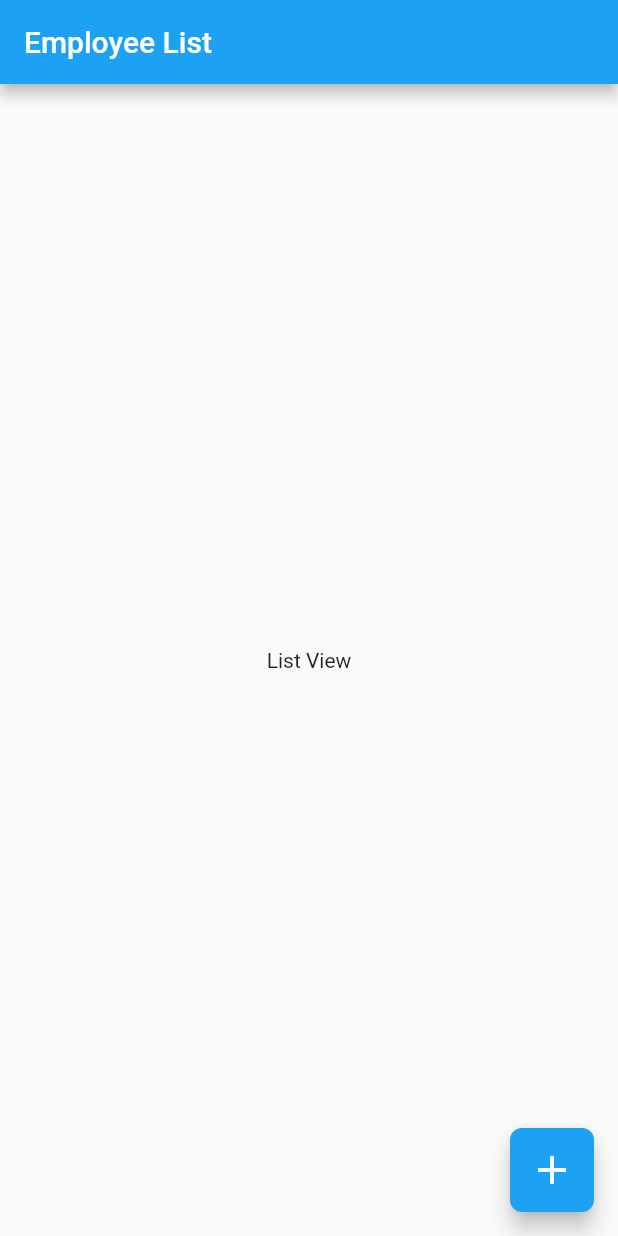
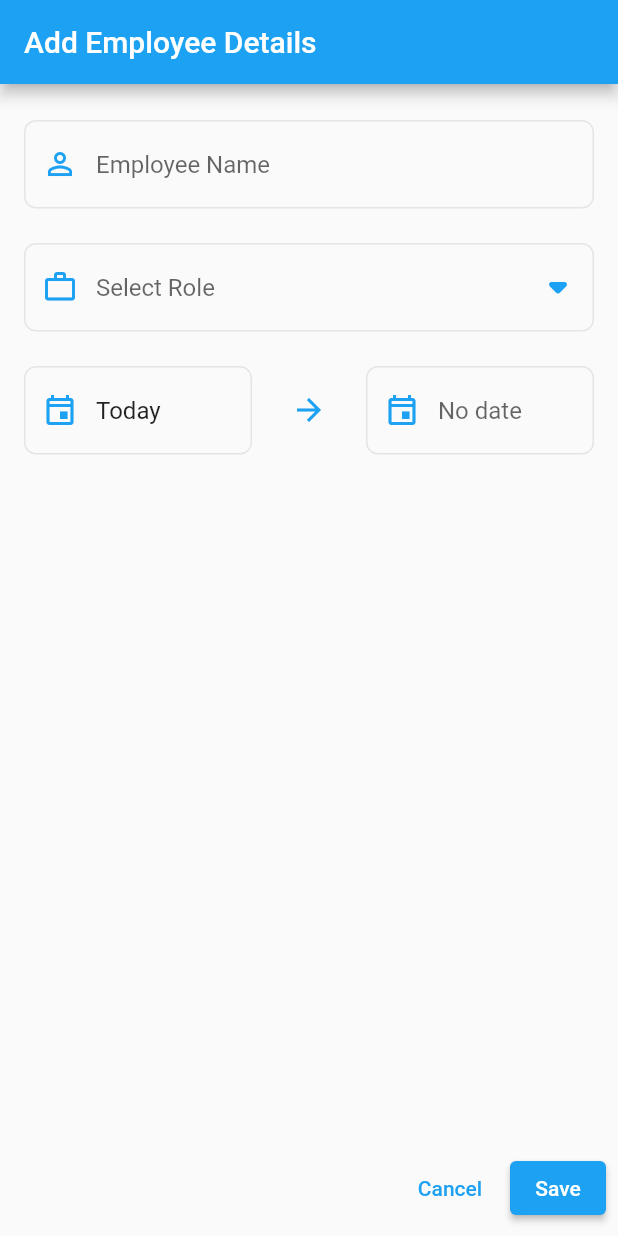
Before and after one commit to vaishak343/employee_tracker, a Flutter app: the screen it shows after launch, after a tap on the "add" icon, on a phone screen of 412 x 824 dp. Run offline on Flutter 3.47's test engine with Material 2 defaults, Android fonts, the phone set to English and light mode, and no system bars; our stand-ins replace bloc, calendar_date_picker2, equatable, go_router.

Commit message:
ui setup

```diff
--- a/lib/main.dart
+++ b/lib/main.dart
@@ -36,7 +36,10 @@ class _RootWidgetState extends State<RootWidget> {
   Widget build(BuildContext context) {
     return MaterialApp.router(
       theme: ThemeData(
-        useMaterial3: false,
+        snackBarTheme: const SnackBarThemeData(
+          backgroundColor: Color(0xff323238),
+          actionTextColor: Color(0xff1DA1F2),
+        ),
         colorScheme: const ColorScheme(
           brightness: Brightness.light,
           primary: Color(0xff1DA1F2),
@@ -48,7 +51,9 @@ class _RootWidgetState extends State<RootWidget> {
           background: Color(0xffF2F2F2),
           onBackground: Color(0xff1DA1F2),
           surface: Colors.white,
-          onSurface: Colors.white,
+          onSurface: Colors.black,
+          primaryContainer: Color(0xffEDF8FF),
+          onPrimaryContainer: Color(0xff1DA1F2),
         ),
       ),
       routerConfig: _router,
--- /dev/null
+++ b/lib/utils/constants.dart
@@ -0,0 +1,18 @@
+class Constants {
+  // String Constants
+  static const String empListViewTitle = "Employee List";
+  static const String currEmps = "Current employees";
+  static const String prevEmps = "Previous employees";
+  static const String swipDelete = "Swipe left to delete";
+  static const String empDeleted = "Employee data has been deleted";
+  static const String undo = "Undo";
+  static const String empListPageTitle = "Employee List";
+  static const String addEmpDtlsPageTitle = "Add Employee Details";
+  static const String editEmpDtlsPageTitle = "Edit Employee Details";
+  static const String cancelBtn = "Cancel";
+  static const String saveBtn = "Save";
+}
+
+enum EmployeeFormType { add, edit }
+
+enum ActionBtnType { cancel, save }
--- /dev/null
+++ b/lib/utils/utils.dart
@@ -0,0 +1 @@
+export 'constants.dart';
--- a/lib/views/add_employee/add_employee_view.dart
+++ b/lib/views/add_employee/add_employee_view.dart
@@ -1,14 +1,16 @@
 import 'package:flutter/material.dart';
+import 'package:realtime_inov/utils/utils.dart';
+
+import '../../widgets/widgets.dart';
 
 class AddEmployeeView extends StatelessWidget {
   const AddEmployeeView({super.key});
 
   @override
   Widget build(BuildContext context) {
-    return Scaffold(
-      body: Center(
-        child: Text("Add View"),
-      ),
+    return const EmployeeDetailsWidget(
+      formType: EmployeeFormType.add,
+      pageTitle: Constants.addEmpDtlsPageTitle,
     );
   }
 }
--- /dev/null
+++ b/lib/views/employee_list/dismissible_widget.dart
@@ -0,0 +1,71 @@
+part of 'employee_list_view.dart';
+
+class DismissibleWidget extends StatelessWidget {
+  const DismissibleWidget(
+      {super.key, required this.index, required this.onTap});
+
+  final int index;
+  final VoidCallback onTap;
+
+  @override
+  Widget build(BuildContext context) {
+    return Dismissible(
+      key: UniqueKey(),
+      onDismissed: (direction) {
+        if (direction == DismissDirection.endToStart) {}
+      },
+      confirmDismiss: (direction) async {
+        if (direction == DismissDirection.endToStart) {
+          ScaffoldMessenger.of(context).showSnackBar(
+            SnackBar(
+              content: const Text(Constants.empDeleted),
+              action: SnackBarAction(label: Constants.undo, onPressed: () {}),
+            ),
+          );
+          return true;
+        }
+        return false;
+      },
+      direction: DismissDirection.endToStart,
+      background: Container(
+        color: Theme.of(context).colorScheme.error,
+        padding: const EdgeInsets.symmetric(horizontal: 16),
+        child: Row(
+          mainAxisAlignment: MainAxisAlignment.end,
+          crossAxisAlignment: CrossAxisAlignment.center,
+          children: [
+            Icon(
+              Icons.delete_outline,
+              color: Theme.of(context).colorScheme.onError,
+            )
+          ],
+        ),
+      ),
+      child: InkWell(
+        onTap: onTap,
+        child: Card(
+          margin: const EdgeInsets.symmetric(horizontal: 0),
+          elevation: 0,
+          child: ListTile(
+            title: Text(
+              "Employee Number $index",
+              maxLines: 1,
+            ),
+            subtitle: Column(
+              crossAxisAlignment: CrossAxisAlignment.start,
+              mainAxisAlignment: MainAxisAlignment.start,
+              children: const [
+                Text("Full-Stack Developer", maxLines: 1),
+                SizedBox(
+                  height: 4,
+                ),
+                Text("Date", maxLines: 1),
+              ],
+            ),
+            isThreeLine: true,
+          ),
+        ),
+      ),
+    );
+  }
+}
--- a/lib/views/employee_list/employee_list_view.dart
+++ b/lib/views/employee_list/employee_list_view.dart
@@ -1,24 +1,90 @@
 import 'package:flutter/material.dart';
+import 'package:go_router/go_router.dart';
 
-class EmployeeListView extends StatelessWidget {
+import '../../utils/utils.dart';
+
+part 'dismissible_widget.dart';
+part 'sliver_header_widget.dart';
+
+class EmployeeListView extends StatefulWidget {
   const EmployeeListView({super.key});
 
   @override
+  State<EmployeeListView> createState() => _EmployeeListViewState();
+}
+
+class _EmployeeListViewState extends State<EmployeeListView> {
+  final List<int> numbers = List.generate(5, (index) => index);
+
+  @override
   Widget build(BuildContext context) {
-    return Scaffold(
+    return SafeArea(
+      bottom: true,
+      top: false,
+      child: Scaffold(
         appBar: AppBar(
-        title: const Text("Employee List"),
+          title: const Text(Constants.empListPageTitle),
         ),
         floatingActionButton: FloatingActionButton(
           shape: RoundedRectangleBorder(borderRadius: BorderRadius.circular(8)),
-        onPressed: () {},
+          onPressed: () {
+            context.push('/add');
+          },
           child: const Icon(
             Icons.add,
             size: 32,
           ),
         ),
-      body: const Center(
-        child: Text("List View"),
+        body: CustomScrollView(
+          slivers: [
+            SliverPersistentHeader(
+              pinned: true,
+              delegate: SliverHeaderWidget(
+                title: Constants.currEmps,
+              ),
+            ),
+            SliverList(
+              delegate: SliverChildBuilderDelegate(
+                childCount: 40,
+                (context, index) => DismissibleWidget(
+                  index: index,
+                  onTap: () {
+                    context.push('/edit');
+                  },
+                ),
+              ),
+            ),
+            SliverPersistentHeader(
+              pinned: true,
+              delegate: SliverHeaderWidget(
+                title: Constants.prevEmps,
+              ),
+            ),
+            SliverList(
+              delegate: SliverChildBuilderDelegate(
+                childCount: 40,
+                (context, index) => DismissibleWidget(
+                  index: index,
+                  onTap: () {
+                    context.push('/edit');
+                  },
+                ),
+              ),
+            ),
+            SliverToBoxAdapter(
+              child: Container(
+                color: Theme.of(context).colorScheme.background,
+                padding: const EdgeInsets.fromLTRB(16, 8, 16, 64),
+                child: const Text(
+                  Constants.swipDelete,
+                  style: TextStyle(
+                    color: Color(0xff949C9E),
+                  ),
+                ),
+              ),
+            ),
+          ],
+        ),
       ),
     );
   }
--- /dev/null
+++ b/lib/views/employee_list/sliver_header_widget.dart
@@ -0,0 +1,41 @@
+part of 'employee_list_view.dart';
+
+class SliverHeaderWidget extends SliverPersistentHeaderDelegate {
+  final String title;
+
+  SliverHeaderWidget({
+    required this.title,
+  });
+
+  @override
+  double get minExtent => 50;
+
+  @override
+  double get maxExtent => 50;
+
+  @override
+  Widget build(
+      BuildContext context, double shrinkOffset, bool overlapsContent) {
+    return SizedBox.expand(
+      child: Container(
+        color: Theme.of(context).colorScheme.background,
+        padding: const EdgeInsets.symmetric(horizontal: 16),
+        child: Align(
+          alignment: Alignment.centerLeft,
+          child: Text(
+            title,
+            style: TextStyle(
+              fontSize: 16,
+              color: Theme.of(context).colorScheme.onBackground,
+            ),
+          ),
+        ),
+      ),
+    );
+  }
+
+  @override
+  bool shouldRebuild(SliverHeaderWidget oldDelegate) {
+    return false;
+  }
+}
--- /dev/null
+++ b/lib/widgets/employee_details_widget.dart
@@ -0,0 +1,210 @@
+import 'package:flutter/material.dart';
+
+import '../utils/utils.dart';
+import 'widgets.dart';
+
+class EmployeeDetailsWidget extends StatefulWidget {
+  const EmployeeDetailsWidget({
+    super.key,
+    required this.formType,
+    required this.pageTitle,
+  });
+
+  final EmployeeFormType formType;
+  final String pageTitle;
+
+  @override
+  State<EmployeeDetailsWidget> createState() => _EmployeeDetailsWidgetState();
+}
+
+class _EmployeeDetailsWidgetState extends State<EmployeeDetailsWidget> {
+  final _formKey = GlobalKey<FormState>();
+
+  @override
+  Widget build(BuildContext context) {
+    return SafeArea(
+      bottom: true,
+      top: false,
+      child: Scaffold(
+        appBar: AppBar(
+          title: Text(widget.pageTitle),
+          automaticallyImplyLeading: false,
+          actions: [
+            if (widget.formType == EmployeeFormType.edit)
+              IconButton(
+                  onPressed: () {}, icon: const Icon(Icons.delete_outline))
+          ],
+        ),
+        body: Form(
+          key: _formKey,
+          child: Padding(
+            padding: const EdgeInsets.symmetric(horizontal: 16.0, vertical: 24),
+            child: Column(
+              mainAxisAlignment: MainAxisAlignment.start,
+              mainAxisSize: MainAxisSize.min,
+              children: [
+                firstNameField(),
+                const SizedBox(
+                  height: 23,
+                ),
+                jobRoleField(context),
+                const SizedBox(
+                  height: 23,
+                ),
+                Row(
+                  children: [
+                    Expanded(flex: 2, child: fromDateField()),
+                    Expanded(
+                      flex: 1,
+                      child: Icon(
+                        Icons.arrow_forward,
+                        color: Theme.of(context).colorScheme.primary,
+                      ),
+                    ),
+                    Expanded(flex: 2, child: toDateField()),
+                  ],
+                )
+              ],
+            ),
+          ),
+        ),
+        bottomSheet: ButtonBar(
+          children: [
+            TextButton(
+                onPressed: () {}, child: const Text(Constants.cancelBtn)),
+            ElevatedButton(
+              onPressed: () {
+                if (_formKey.currentState!.validate()) {
+                  ScaffoldMessenger.of(context).showSnackBar(
+                    const SnackBar(content: Text('Details saved')),
+                  );
+                }
+              },
+              child: const Text(Constants.saveBtn),
+            )
+          ],
+        ),
+      ),
+    );
+  }
+
+  Widget fromDateField() {
+    return TextFormField(
+      onTap: () async {
+        await showDialog(
+          context: context,
+          builder: (context) => const CalenderWidget(),
+        );
+      },
+      decoration: InputDecoration(
+        prefixIcon: Icon(
+          Icons.event_outlined,
+          color: Theme.of(context).colorScheme.primary,
+        ),
+        border: const OutlineInputBorder(),
+        enabledBorder: OutlineInputBorder(
+          borderSide: const BorderSide(
+            color: Color(0xffE5E5E5),
+          ),
+          borderRadius: BorderRadius.circular(8),
+        ),
+      ),
+      initialValue: "Today",
+    );
+  }
+
+  Widget toDateField() {
+    return TextFormField(
+      onTap: () async {},
+      decoration: InputDecoration(
+        prefixIcon: Icon(
+          Icons.event_outlined,
+          color: Theme.of(context).colorScheme.primary,
+        ),
+        hintText: 'No date',
+        border: const OutlineInputBorder(),
+        enabledBorder: OutlineInputBorder(
+          borderSide: const BorderSide(
+            color: Color(0xffE5E5E5),
+          ),
+          borderRadius: BorderRadius.circular(8),
+        ),
+      ),
+    );
+  }
+
+  Widget jobRoleField(BuildContext context) {
+    return TextFormField(
+      decoration: InputDecoration(
+        prefixIcon: Icon(
+          Icons.work_outline,
+          color: Theme.of(context).colorScheme.primary,
+        ),
+        suffixIcon: Icon(
+          Icons.arrow_drop_down_rounded,
+          size: 40,
+          color: Theme.of(context).colorScheme.primary,
+        ),
+        hintText: 'Select Role',
+        border: const OutlineInputBorder(),
+        enabledBorder: OutlineInputBorder(
+          borderSide: const BorderSide(
+            color: Color(0xffE5E5E5),
+          ),
+          borderRadius: BorderRadius.circular(8),
+        ),
+      ),
+      onSaved: (String? value) {},
+      validator: (String? value) {
+        return (value != null && value.isEmpty) ? 'Select a role' : null;
+      },
+      onTap: () {
+        showModalBottomSheet(
+          useSafeArea: true,
+          context: context,
+          builder: (context) => Padding(
+            padding: const EdgeInsets.all(8.0),
+            child: ListView.separated(
+              itemBuilder: (context, index) => const Card(
+                elevation: 0,
+                child: Center(
+                  child: Text("afa"),
+                ),
+              ),
+              separatorBuilder: (context, index) => const Divider(),
+              itemCount: 4,
+            ),
+          ),
+          constraints: const BoxConstraints.expand(height: 4 * 40),
+          shape: const RoundedRectangleBorder(
+            borderRadius: BorderRadius.only(
+                topLeft: Radius.circular(16), topRight: Radius.circular(16)),
+          ),
+        );
+      },
+    );
+  }
+
+  Widget firstNameField() {
+    return TextFormField(
+      decoration: InputDecoration(
+        prefixIcon: Icon(
+          Icons.person_outline_sharp,
+          color: Theme.of(context).colorScheme.primary,
+        ),
+        hintText: 'Employee Name',
+        border: const OutlineInputBorder(),
+        enabledBorder: OutlineInputBorder(
+          borderSide: const BorderSide(
+            color: Color(0xffE5E5E5),
+          ),
+          borderRadius: BorderRadius.circular(8),
+        ),
+      ),
+      onSaved: (String? value) {},
+      validator: (String? value) {
+        return (value != null && value.isEmpty) ? 'Enter employee name' : null;
+      },
+    );
+  }
+}
--- /dev/null
+++ b/lib/widgets/widgets.dart
@@ -0,0 +1,4 @@
+export 'employee_details_widget.dart';
+export 'toggleable_button_widget.dart';
+export 'calender_widget.dart';
+export 'action_btn_widget.dart';
```
Also changed, not shown: lib/views/edit_employee/edit_employee_view.dart (+6 -2 lines), lib/widgets/action_btn_widget.dart (added, +40 -0 lines), lib/widgets/calender_widget.dart (added, +163 -0 lines), lib/widgets/toggleable_button_widget.dart (added, +38 -0 lines), pubspec.yaml (+7 -3 lines), assets/images/no_record.png (added), lib/models/models.dart (added), lib/repositories/repositories.dart (added). Lines whose indentation alone changed are shown as unchanged.
